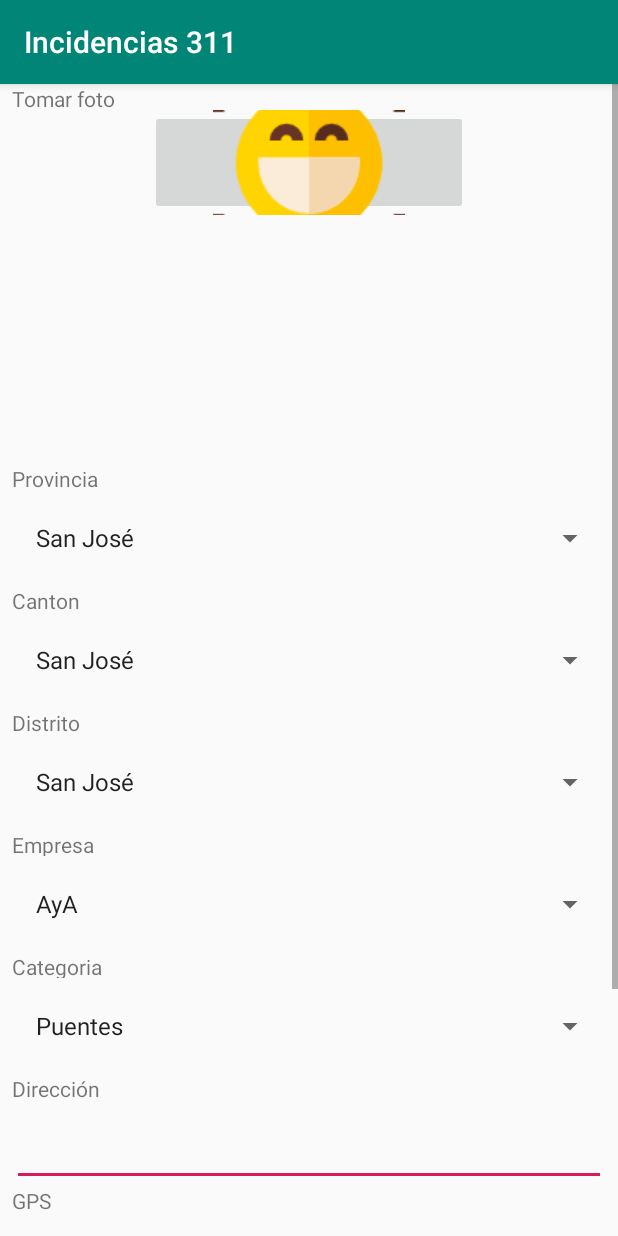
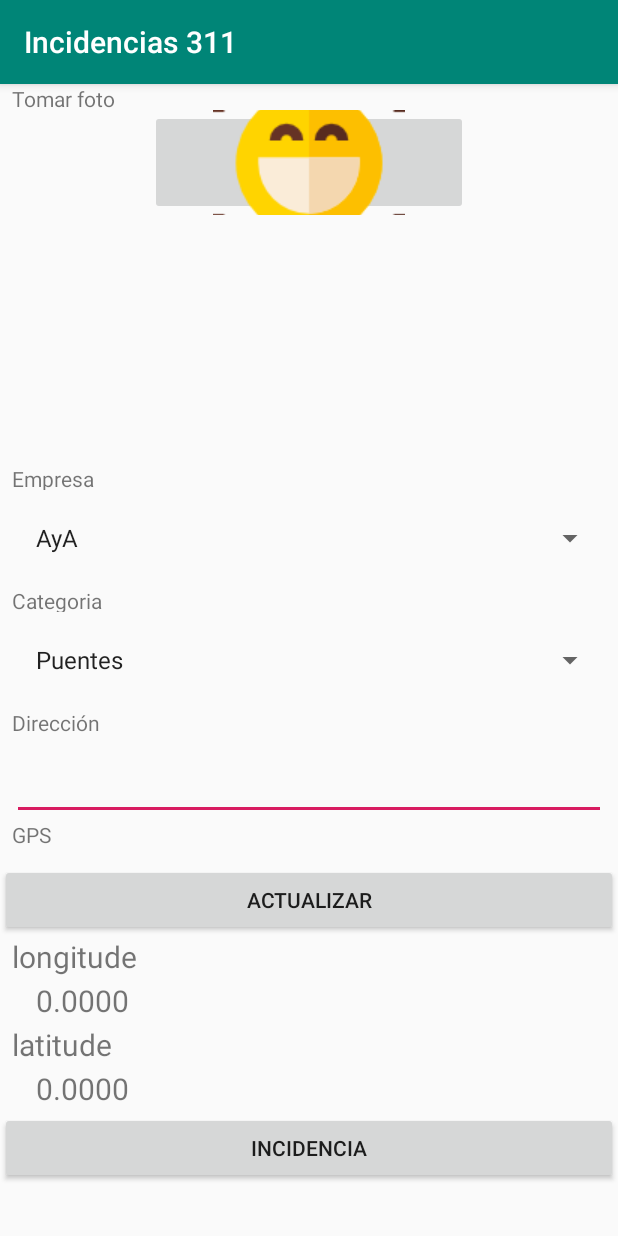
Before and after one commit to cesarvarela07/binarios, an Android app: the RegistrarIncidencia screen opened directly, with no data from a screen before it, on a phone screen of 412 x 824 dp. Run offline under Robolectric (Android 15) with nearby library versions, the phone set to English and light mode, and no system bars.

Commit message:
endgame/28-04

```diff
--- a/app/src/main/java/app311/varela/cesar/app311/RegistrarIncidencia.java
+++ b/app/src/main/java/app311/varela/cesar/app311/RegistrarIncidencia.java
@@ -14,38 +14,22 @@ import android.widget.ImageView;
 import android.widget.Spinner;
 import android.widget.TextView;
 import android.widget.Toast;
-import android.widget.ToggleButton;
 import android.location.Location;
 import android.Manifest;
 import android.content.Context;
 import android.content.DialogInterface;
 import android.content.Intent;
 import android.content.pm.PackageManager;
-import android.location.Criteria;
-import android.location.Location;
 import android.location.LocationListener;
-import android.location.LocationManager;
-import android.os.Bundle;
 import android.provider.Settings;
 import android.support.v4.app.ActivityCompat;
 import android.support.v7.app.AlertDialog;
-import android.support.v7.app.AppCompatActivity;
-import android.view.View;
-import android.widget.Button;
-import android.widget.TextView;
-import android.widget.Toast;
-import android.content.Intent;
-import android.graphics.Bitmap;
-import android.provider.MediaStore;
 
 
 
 import java.util.ArrayList;
 
 public class RegistrarIncidencia extends AppCompatActivity {
-    ArrayList<String> provincia =new ArrayList<>();
-    ArrayList<String> canton =new ArrayList<>();
-    ArrayList<String> distrito =new ArrayList<>();
     ArrayList<String> empresa =new ArrayList<>();
     ArrayList<String> categoria =new ArrayList<>();
     ImageView img;
@@ -53,12 +37,9 @@ public class RegistrarIncidencia extends AppCompatActivity {
     static final int REQUEST_IMAGE_CAPTURE = 1;
 
     LocationManager locationManager;
-    double longitudeBest, latitudeBest;
+
     double longitudeGPS, latitudeGPS;
-    double longitudeNetwork, latitudeNetwork;
-    TextView longitudeValueBest, latitudeValueBest;
     TextView longitudeValueGPS, latitudeValueGPS;
-    TextView longitudeValueNetwork, latitudeValueNetwork;
 
 
     @Override
@@ -82,69 +63,12 @@ public class RegistrarIncidencia extends AppCompatActivity {
         });
 
 
-
-
         //SPINNER
-        Spinner prov= (Spinner) findViewById(R.id.Provincia);
-        Spinner cant= (Spinner) findViewById(R.id.Canton);
-        Spinner dist= (Spinner) findViewById(R.id.Distrito);
         Spinner empr= (Spinner) findViewById(R.id.Empresa);
         Spinner cate= (Spinner) findViewById(R.id.Categoria);
 
         //FILL DATA
         fillData();
-
-        //ADAPTR
-        ArrayAdapter<String> pro=new ArrayAdapter<String>(this,android.R.layout.simple_list_item_1,provincia);
-        prov.setAdapter(pro);
-
-        prov.setOnItemSelectedListener(new AdapterView.OnItemSelectedListener() {
-            @Override
-            public void onItemSelected(AdapterView<?> adapterView, View view, int i, long l) {
-                Toast.makeText(RegistrarIncidencia.this, provincia.get(i), Toast.LENGTH_SHORT).show();
-
-            }
-
-            @Override
-            public void onNothingSelected(AdapterView<?> adapterView) {
-
-            }
-        });
-
-        //ADAPTR
-        ArrayAdapter<String> can=new ArrayAdapter<String>(this,android.R.layout.simple_list_item_1,canton);
-        cant.setAdapter(can);
-
-        cant.setOnItemSelectedListener(new AdapterView.OnItemSelectedListener() {
-            @Override
-            public void onItemSelected(AdapterView<?> adapterView, View view, int i, long l) {
-                Toast.makeText(RegistrarIncidencia.this, canton.get(i), Toast.LENGTH_SHORT).show();
-
-            }
-
-            @Override
-            public void onNothingSelected(AdapterView<?> adapterView) {
-
-            }
-        });
-
-
-        //ADAPTR
-        ArrayAdapter<String> dis=new ArrayAdapter<String>(this,android.R.layout.simple_list_item_1,distrito);
-        dist.setAdapter(dis);
-
-        dist.setOnItemSelectedListener(new AdapterView.OnItemSelectedListener() {
-            @Override
-            public void onItemSelected(AdapterView<?> adapterView, View view, int i, long l) {
-                Toast.makeText(RegistrarIncidencia.this, distrito.get(i), Toast.LENGTH_SHORT).show();
-
-            }
-
-            @Override
-            public void onNothingSelected(AdapterView<?> adapterView) {
-
-            }
-        });
 
         //ADAPTR
         ArrayAdapter<String> emp=new ArrayAdapter<String>(this,android.R.layout.simple_list_item_1,empresa);
@@ -279,33 +203,6 @@ public class RegistrarIncidencia extends AppCompatActivity {
     //FILL DATA
     private void fillData()
     {
-        provincia.clear();
-
-        //FILL
-        provincia.add("San José");
-        provincia.add("Heredia");
-        provincia.add("Cartago");
-        provincia.add("Alajuela");
-        provincia.add("Limón");
-        provincia.add("Punturenas");
-        provincia.add("Guanacaste");
-
-
-        canton.clear();
-
-        //FILL
-        canton.add("San José");
-        canton.add("Desamparados");
-        canton.add("Escazú");
-
-
-
-        distrito.clear();
-
-        //FILL
-        distrito.add("San José");
-        distrito.add("Desamparados");
-        distrito.add("Escazú");
 
         empresa.clear();
 
@@ -329,83 +226,3 @@ public class RegistrarIncidencia extends AppCompatActivity {
 
 
 }
-
-//        // Here, we are making a folder named picFolder to store
-//        // pics taken by the camera using this application.
-//        final String dir = Environment.getExternalStoragePublicDirectory(Environment.DIRECTORY_PICTURES) + "/picFolder/";
-//        File newdir = new File(dir);
-//        newdir.mkdirs();
-//
-//        Button capture = (Button) findViewById(R.id.btnCapture);
-//        capture.setOnClickListener(new View.OnClickListener() {
-//            public void onClick(View v) {
-//
-//                // Here, the counter will be incremented each time, and the
-//                // picture taken by camera will be stored as 1.jpg,2.jpg
-//                // and likewise.
-//                count++;
-//                String file = dir+count+".jpg";
-//                File newfile = new File(file);
-//                try {
-//                    newfile.createNewFile();
-//                }
-//                catch (IOException e)
-//                {
-//                }
-//
-//                Uri outputFileUri = Uri.fromFile(newfile);
-//
-//                Intent cameraIntent = new Intent(MediaStore.ACTION_IMAGE_CAPTURE);
-//                cameraIntent.putExtra(MediaStore.EXTRA_OUTPUT, outputFileUri);
-//
-//                startActivityForResult(cameraIntent, TAKE_PHOTO_CODE);
-//            }
-//        });
-//    }
-//
-//    @Override
-//    protected void onActivityResult(int requestCode, int resultCode, Intent data) {
-//        super.onActivityResult(requestCode, resultCode, data);
-//
-//        if (requestCode == TAKE_PHOTO_CODE && resultCode == RESULT_OK) {
-//            Log.d("CameraDemo", "Pic saved");
-//        }
-//    }
-
-
-//    @Override
-//    protected void onActivityResult(int requestCode, int resultCode, Intent data) {
-//        try {
-//
-//            super.onActivityResult(requestCode, resultCode, data);
-//            if (requestCode != 0 && data != null) {
-//
-//                if (data.getExtras()!= null) {
-//                    Bundle extras = data.getExtras();
-//                    Bitmap imageBitmap = (Bitmap) extras.get("data");
-//                    addPhoto.setImageBitmap(imageBitmap);
-//                } else {
-//                    Uri selectedimg = data.getData();
-//                    try {
-//                        Bitmap mBitmap = MediaStore.Images.Media.getBitmap(this.getContentResolver(), selectedimg);
-//                        int width = mBitmap.getWidth();
-//                        int height = mBitmap.getHeight();
-//                        float scaleWidth = ((float) 300) / width;
-//                        float scaleHeight = ((float) 400) / height;
-//                        // create a matrix for the manipulation
-//                        Matrix matrix = new Matrix();
-//                        // resize the bit map
-//                        matrix.postScale(scaleWidth, scaleHeight);
-//                        // recreate the new Bitmap
-//                        Bitmap bit = Bitmap.createBitmap(mBitmap, 0, 0, width, height, matrix, false);
-//                        addPhoto.setImageBitmap(bit);
-//                    } catch (IOException e) {
-//                        e.printStackTrace();
-//                    }
-//                }
-//            }
-//
-//        }catch(Exception e){
-//
-//        }
-//    }
--- a/app/src/main/res/layout/activity_registrar_incidencia.xml
+++ b/app/src/main/res/layout/activity_registrar_incidencia.xml
@@ -52,70 +52,6 @@
             android:layout_weight="1"
             android:clickable="true"
             tools:srcCompat="@tools:sample/avatars" />
-
-
-        <TextView
-            android:layout_width="wrap_content"
-            android:layout_height="17dp"
-            android:layout_marginStart="8dp"
-            android:layout_marginLeft="8dp"
-            android:layout_marginEnd="8dp"
-            android:layout_marginRight="8dp"
-            android:text="Provincia" />
-
-        <Spinner
-            android:id="@+id/Provincia"
-            android:layout_width="411dp"
-            android:layout_height="wrap_content"
-            android:layout_marginStart="8dp"
-            android:layout_marginLeft="8dp"
-            android:layout_marginTop="8dp"
-            android:layout_marginEnd="8dp"
-            android:layout_marginRight="8dp"
-            android:layout_marginBottom="8dp" />
-
-        <TextView
-            android:id="@+id/txtCanton"
-            android:layout_width="wrap_content"
-            android:layout_height="17dp"
-            android:layout_marginStart="8dp"
-            android:layout_marginLeft="8dp"
-            android:layout_marginEnd="8dp"
-            android:layout_marginRight="8dp"
-            android:text="Canton" />
-
-        <Spinner
-            android:id="@+id/Canton"
-            android:layout_width="411dp"
-            android:layout_height="wrap_content"
-            android:layout_marginStart="8dp"
-            android:layout_marginLeft="8dp"
-            android:layout_marginTop="8dp"
-            android:layout_marginEnd="8dp"
-            android:layout_marginRight="8dp"
-            android:layout_marginBottom="8dp" />
-
-        <TextView
-            android:id="@+id/txtDistrito"
-            android:layout_width="wrap_content"
-            android:layout_height="17dp"
-            android:layout_marginStart="8dp"
-            android:layout_marginLeft="8dp"
-            android:layout_marginEnd="8dp"
-            android:layout_marginRight="8dp"
-            android:text="Distrito" />
-
-        <Spinner
-            android:id="@+id/Distrito"
-            android:layout_width="411dp"
-            android:layout_height="wrap_content"
-            android:layout_marginStart="8dp"
-            android:layout_marginLeft="8dp"
-            android:layout_marginTop="8dp"
-            android:layout_marginEnd="8dp"
-            android:layout_marginRight="8dp"
-            android:layout_marginBottom="8dp"/>
-
 
         <TextView
             android:id="@+id/txtEmpresa"
@@ -255,8 +191,7 @@
             android:layout_width="wrap_content"
             android:layout_height="wrap_content"
             android:layout_centerHorizontal="true"
-            android:text="Incidencia"
-            android:onClick="toggleGPSUpdates"/>
+            android:text="Incidencia" />
 
 
     </TableLayout>
--- a/build.gradle
+++ b/build.gradle
@@ -7,7 +7,7 @@ buildscript {
 
     }
     dependencies {
-        classpath 'com.android.tools.build:gradle:3.3.2'
+        classpath 'com.android.tools.build:gradle:3.4.0'
 
         // NOTE: Do not place your application dependencies here; they belong
         // in the individual module build.gradle files
```
Also changed, not shown: app/src/main/AndroidManifest.xml (+16 -2 lines), gradle/wrapper/gradle-wrapper.properties.
